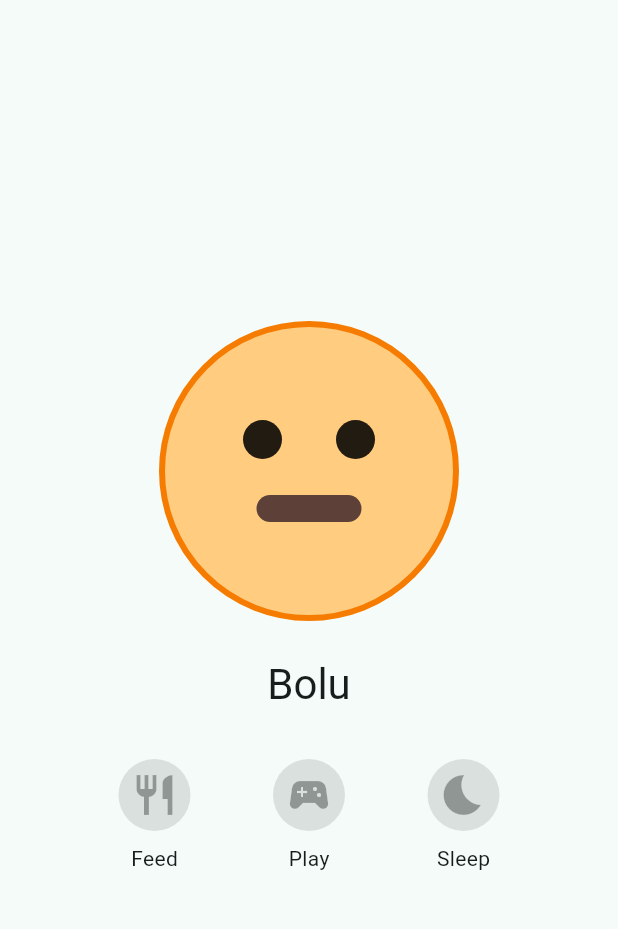
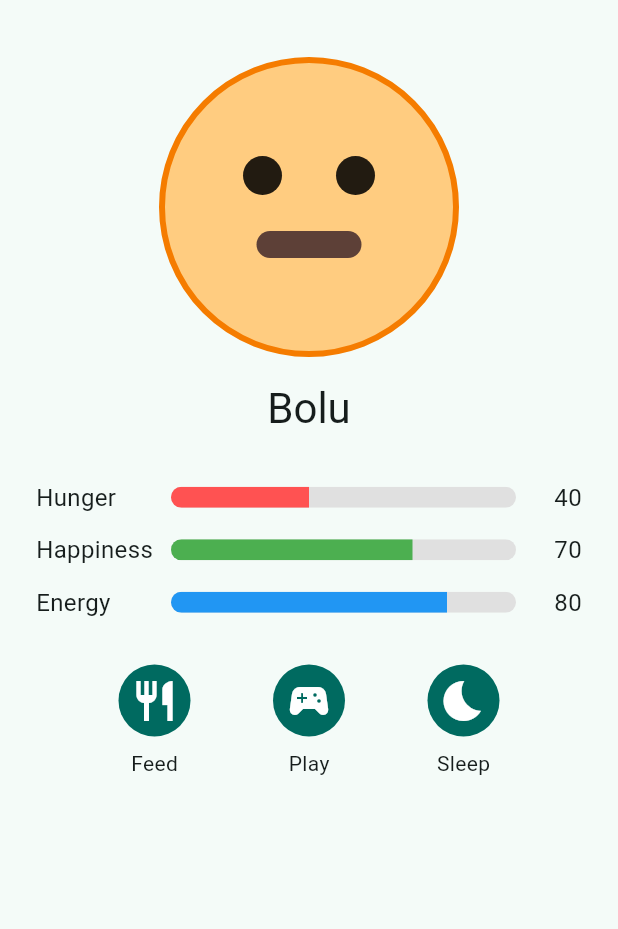
Before and after one commit to Azag3077/PetPal, a Flutter app: the screen it shows after launch, on a phone screen of 412 x 824 dp, the part 63-992 px from its top. Run offline on Flutter 3.47's test engine with Material 3 defaults, Android fonts, the phone set to English and light mode, and no system bars.

Commit message:
Lesson 02: Hunger, Happiness, Energy

```diff
--- a/lib/screens/home_screen.dart
+++ b/lib/screens/home_screen.dart
@@ -1,12 +1,54 @@
 import 'package:flutter/material.dart';
 
 import '../widgets/pet_view.dart';
+import '../widgets/stat_bar.dart';
 
 /// The main screen of the app.
-/// For now it just shows the pet, its name and three buttons.
-/// The buttons do not do anything yet — that is the next lesson!
-class HomeScreen extends StatelessWidget {
+/// It is a StatefulWidget because the numbers on it can change
+/// while the app is running.
+class HomeScreen extends StatefulWidget {
   const HomeScreen({super.key});
+
+  @override
+  State<HomeScreen> createState() => _HomeScreenState();
+}
+
+/// This is where the screen keeps its three numbers and changes them.
+class _HomeScreenState extends State<HomeScreen> {
+  // Hunger: 0 means full tummy, 100 means starving.
+  int hunger = 40;
+
+  // Happiness and energy: 100 is great, 0 is terrible.
+  int happiness = 70;
+  int energy = 80;
+
+  /// Keeps a number inside 0 and 100 so the bars never overflow.
+  int _clamp(int value) => value.clamp(0, 100);
+
+  /// Feeding fills the tummy (less hunger) and cheers the pet up a little.
+  void feed() {
+    setState(() {
+      hunger = _clamp(hunger - 25);
+      happiness = _clamp(happiness + 5);
+    });
+  }
+
+  /// Playing is fun but tiring, and it makes the pet hungry.
+  void play() {
+    setState(() {
+      happiness = _clamp(happiness + 20);
+      energy = _clamp(energy - 15);
+      hunger = _clamp(hunger + 10);
+    });
+  }
+
+  /// Sleeping gives back a lot of energy, but you wake up hungry.
+  void sleep() {
+    setState(() {
+      energy = _clamp(energy + 30);
+      hunger = _clamp(hunger + 10);
+    });
+  }
 
   @override
   Widget build(BuildContext context) {
@@ -15,26 +57,46 @@ class HomeScreen extends StatelessWidget {
         title: const Text('PetPal'),
         centerTitle: true,
       ),
-      body: Padding(
+      // Three bars made the screen taller. On a small phone the content
+      // would not fit, so we let it scroll.
+      body: SingleChildScrollView(
         padding: const EdgeInsets.all(24),
         child: Column(
-          mainAxisAlignment: MainAxisAlignment.center,
           children: [
             const PetView(),
-            const SizedBox(height: 24),
-            // The pet's name, written in big friendly letters.
+            const SizedBox(height: 16),
             Text(
               'Bolu',
               style: Theme.of(context).textTheme.headlineMedium,
             ),
-            const SizedBox(height: 32),
-            // Three buttons in a row. They are spaced out evenly.
+            const SizedBox(height: 24),
+            // The three bars that show how the pet is doing.
+            StatBar(label: 'Hunger', value: hunger, color: Colors.redAccent),
+            StatBar(
+              label: 'Happiness',
+              value: happiness,
+              color: Colors.green,
+            ),
+            StatBar(label: 'Energy', value: energy, color: Colors.blue),
+            const SizedBox(height: 24),
             Row(
               mainAxisAlignment: MainAxisAlignment.spaceEvenly,
-              children: const [
-                _ActionButton(label: 'Feed', icon: Icons.restaurant),
-                _ActionButton(label: 'Play', icon: Icons.sports_esports),
-                _ActionButton(label: 'Sleep', icon: Icons.bedtime),
+              children: [
+                _ActionButton(
+                  label: 'Feed',
+                  icon: Icons.restaurant,
+                  onPressed: feed,
+                ),
+                _ActionButton(
+                  label: 'Play',
+                  icon: Icons.sports_esports,
+                  onPressed: play,
+                ),
+                _ActionButton(
+                  label: 'Sleep',
+                  icon: Icons.bedtime,
+                  onPressed: sleep,
+                ),
               ],
             ),
           ],
@@ -45,12 +107,20 @@ class HomeScreen extends StatelessWidget {
 }
 
 /// One of the three buttons at the bottom of the screen.
-/// We made our own widget so all three buttons look exactly the same.
+/// It is told which function to run when it is tapped.
 class _ActionButton extends StatelessWidget {
-  const _ActionButton({required this.label, required this.icon});
+  const _ActionButton({
+    required this.label,
+    required this.icon,
+    required this.onPressed,
+  });
 
   final String label;
   final IconData icon;
+
+  /// The function this button should run. Buttons do not decide what
+  /// happens — the screen does. The button just reports the tap.
+  final VoidCallback onPressed;
 
   @override
   Widget build(BuildContext context) {
@@ -58,8 +128,7 @@ class _ActionButton extends StatelessWidget {
       children: [
         IconButton.filled(
           iconSize: 32,
-          // null means "this button is switched off" for now.
-          onPressed: null,
+          onPressed: onPressed,
           icon: Icon(icon),
         ),
         const SizedBox(height: 8),
--- /dev/null
+++ b/lib/widgets/stat_bar.dart
@@ -0,0 +1,58 @@
+import 'package:flutter/material.dart';
+
+/// Shows one of the pet's stats as a label and a bar that fills up.
+/// For example: "Hunger 70".
+class StatBar extends StatelessWidget {
+  const StatBar({
+    super.key,
+    required this.label,
+    required this.value,
+    required this.color,
+  });
+
+  /// The name shown on the left, like 'Hunger'.
+  final String label;
+
+  /// How full the bar is, from 0 to 100.
+  final int value;
+
+  /// The colour of the filled part of the bar.
+  final Color color;
+
+  @override
+  Widget build(BuildContext context) {
+    return Padding(
+      padding: const EdgeInsets.symmetric(vertical: 6),
+      child: Row(
+        children: [
+          // A fixed width keeps all three labels lined up neatly.
+          SizedBox(
+            width: 90,
+            child: Text(label, style: const TextStyle(fontSize: 16)),
+          ),
+          Expanded(
+            child: ClipRRect(
+              borderRadius: BorderRadius.circular(8),
+              child: LinearProgressIndicator(
+                // The bar wants a number between 0.0 and 1.0,
+                // so we divide our 0-100 value by 100.
+                value: value / 100,
+                minHeight: 14,
+                color: color,
+                backgroundColor: Colors.grey.shade300,
+              ),
+            ),
+          ),
+          SizedBox(
+            width: 44,
+            child: Text(
+              '$value',
+              textAlign: TextAlign.right,
+              style: const TextStyle(fontSize: 16),
+            ),
+          ),
+        ],
+      ),
+    );
+  }
+}
```
Also changed, not shown: 2 other files.
